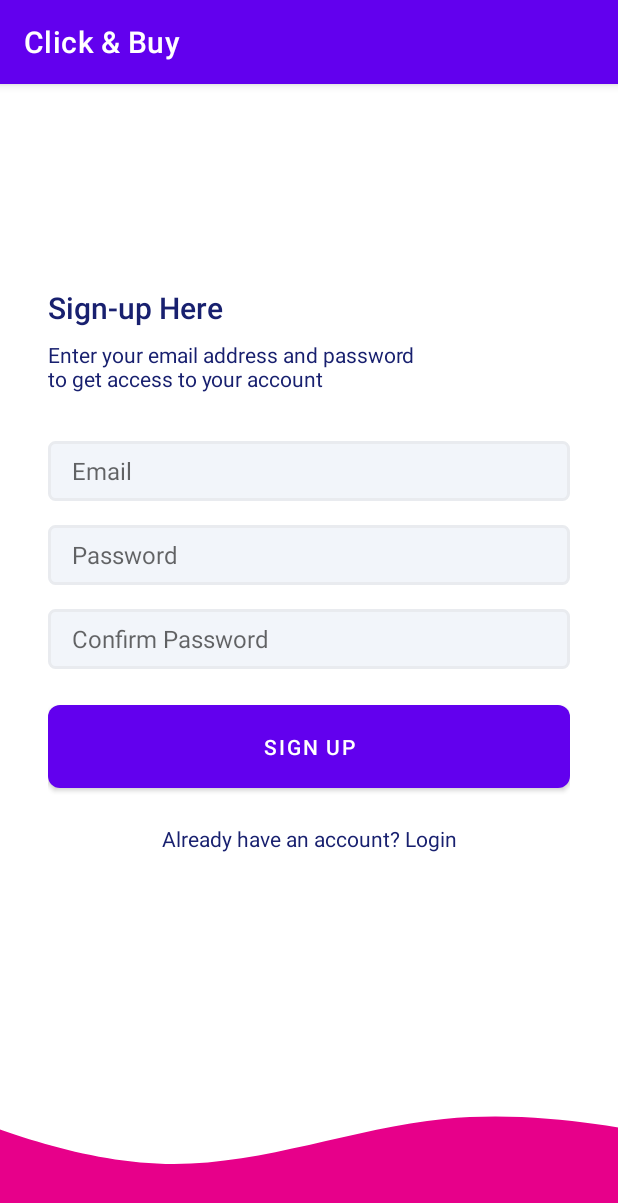
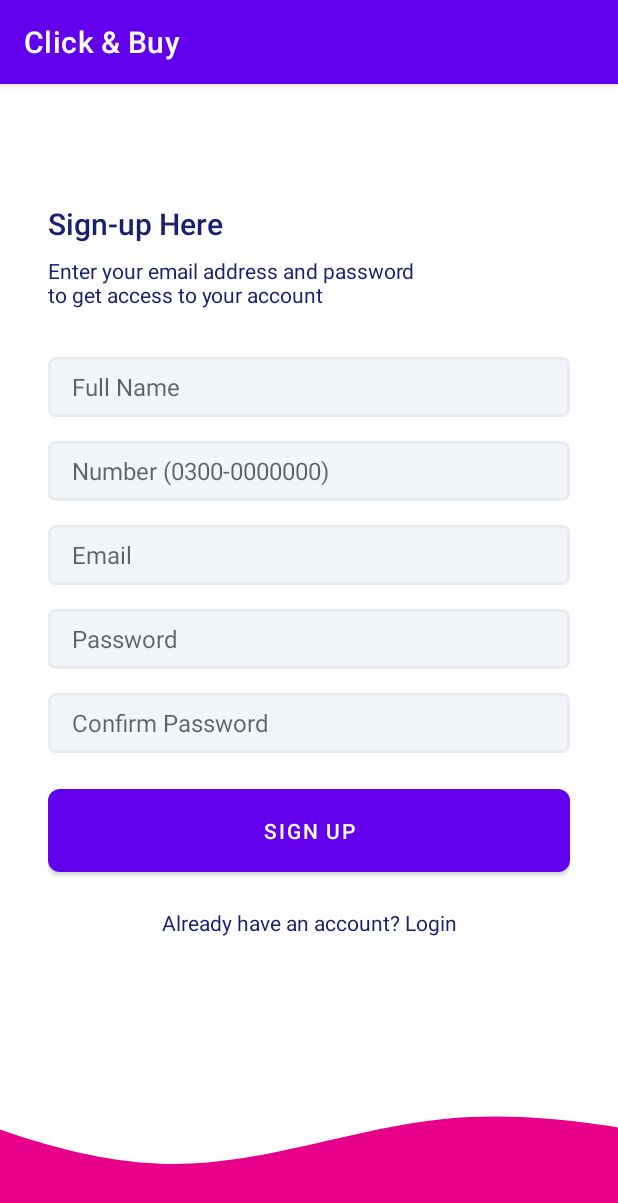
Before and after one commit to nomanshahzad/ClicknBuy, an Android app: the signupActivity screen opened directly, with no data from a screen before it, on a phone screen of 412 x 824 dp. Shown: the top 1203 px of the screen. Run offline under Robolectric (Android 15) with nearby library versions, the phone set to English and light mode, and no system bars; our stand-ins replace Firebase (no records; nobody signed in at launch, a user with empty details on screens opened directly).

```diff
--- a/app/src/main/java/com/example/clicknbuy/loginActivity.java
+++ b/app/src/main/java/com/example/clicknbuy/loginActivity.java
@@ -74,7 +74,7 @@ public class loginActivity extends AppCompatActivity {
                     public void onComplete(@NonNull Task<AuthResult> task) {
                         if (task.isSuccessful()) {
                             Toast.makeText(loginActivity.this, "Login Successful!", Toast.LENGTH_SHORT).show();
-                            Intent launchUser = new Intent(loginActivity.this, userActivity.class);
+                            Intent launchUser = new Intent(loginActivity.this, userShowProducts.class);
                             startActivity(launchUser);
                             finish();
                         } else {
--- a/app/src/main/res/layout/activity_signup.xml
+++ b/app/src/main/res/layout/activity_signup.xml
@@ -4,7 +4,7 @@
     xmlns:tools="http://schemas.android.com/tools"
     android:layout_width="match_parent"
     android:layout_height="match_parent"
-    tools:context=".Activities.signupActivity">
+    tools:context="com.example.clicknbuy.signupActivity">
 
     <LinearLayout
         android:layout_width="0dp"
@@ -34,13 +34,33 @@
             android:text="Enter your email address and password\nto get access to your account"
             android:textColor="@color/colorPrimaryText" />
 
+        <EditText
+            android:id="@+id/etFullName"
+            android:layout_width="match_parent"
+            android:layout_height="wrap_content"
+            android:layout_marginTop="32dp"
+            android:background="@drawable/edit_text_background"
+            android:ems="10"
+            android:hint="Full Name"
+            android:inputType="text"
+            android:textSize="16sp" />
 
+        <EditText
+            android:id="@+id/etNumber"
+            android:layout_width="match_parent"
+            android:layout_height="wrap_content"
+            android:layout_marginTop="16dp"
+            android:background="@drawable/edit_text_background"
+            android:ems="10"
+            android:hint="Number (0300-0000000)"
+            android:inputType="text"
+            android:textSize="16sp" />
 
         <EditText
             android:id="@+id/etEmailAddress"
             android:layout_width="match_parent"
             android:layout_height="wrap_content"
-            android:layout_marginTop="32dp"
+            android:layout_marginTop="16dp"
             android:background="@drawable/edit_text_background"
             android:ems="10"
             android:hint="Email"
```
Also changed, not shown: app/src/main/AndroidManifest.xml (+10 -7 lines), app/src/main/java/com/example/clicknbuy/ModelUser.java (added, +44 -0 lines), app/src/main/java/com/example/clicknbuy/UserShowProductAdapter.java (added, +79 -0 lines), app/src/main/java/com/example/clicknbuy/signupActivity.java (+13 -1 lines), app/src/main/java/com/example/clicknbuy/userShowProducts.java (added, +64 -0 lines), app/src/main/res/layout/activity_user_show_products.xml (added, +21 -0 lines), app/src/main/res/layout/user_product_item.xml (added, +60 -0 lines).
